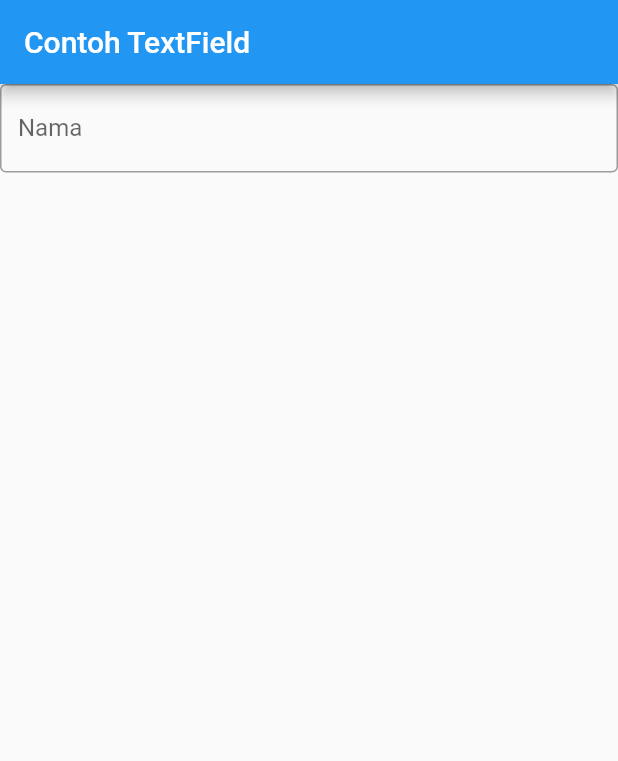
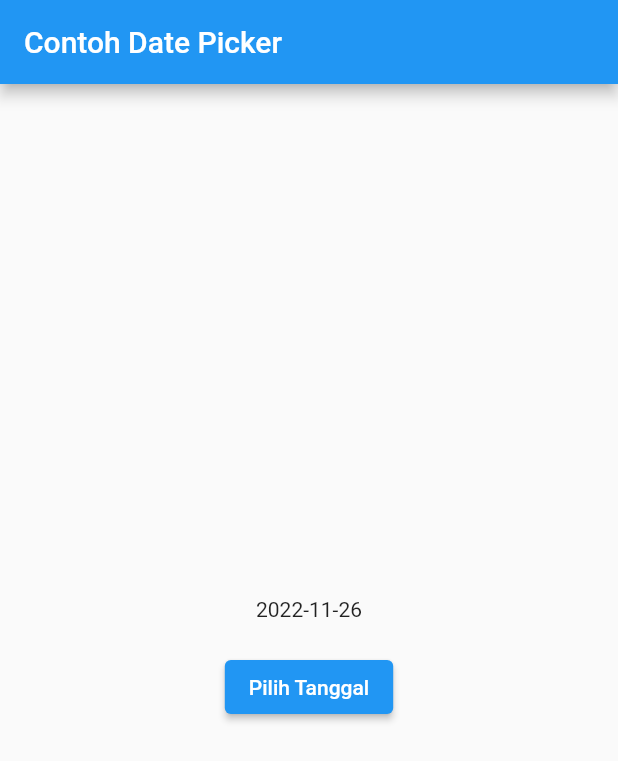
Before and after one commit to Acceleratorll/js02, a Flutter app: the screen it shows after launch, on a phone screen of 412 x 824 dp. Shown: the top 761 px of the screen. Run offline on Flutter 3.47's test engine with Material 2 defaults, Android fonts, the phone set to English and light mode, and no system bars.

Commit message:
Date and Time

```diff
--- a/lib/main.dart
+++ b/lib/main.dart
@@ -1,24 +1,66 @@
+import 'dart:async';
 import 'package:flutter/material.dart';
-import 'package:flutter/cupertino.dart';
 
-void main() {
-  runApp(const MyApp());
+void main() => runApp(const MyApp());
+
+class MyApp extends StatelessWidget {
+  const MyApp({Key? key}) : super(key: key);
+  @override
+  Widget build(BuildContext context) {
+    return const MaterialApp(
+      title: 'Contoh Date Picker',
+      home: MyHomePage(title: 'Contoh Date Picker'),
+    );
+  }
 }
 
-class MyApp extends StatelessWidget {
-  const MyApp({super.key});
-
+class MyHomePage extends StatefulWidget {
+  const MyHomePage({Key? key, required this.title}) : super(key: key);
+  final String title;
   @override
-  Widget build(BuildContext context) {
-    return MaterialApp(
-      home: Scaffold(
-        appBar: AppBar(title: const Text("Contoh TextField")),
-        body: const TextField(
-          obscureText: false,
-          decoration: InputDecoration(
-            border: OutlineInputBorder(),
-            labelText: 'Nama',
-          ),
+  _MyHomePageState createState() => _MyHomePageState();
+}
+class _MyHomePageState extends State<MyHomePage> {
+ // Variable/State untuk mengambil tanggal
+ DateTime selectedDate = DateTime.now();
+// Initial SelectDate FLutter
+ Future<void> _selectDate(BuildContext context) async {
+ // Initial DateTime FIinal Picked
+ final DateTime? picked = await showDatePicker(
+ context: context,
+ initialDate: selectedDate,
+ firstDate: DateTime(2015, 8),
+ lastDate: DateTime(2101));
+ if (picked != null && picked != selectedDate) {
+ setState(() {
+ selectedDate = picked;
+ });
+ }
+ }
+ @override
+ Widget build(BuildContext context) {
+ return Scaffold(
+ appBar: AppBar(
+ title: Text(widget.title),
+ ),
+ body: Center(
+ child: Column(
+ mainAxisSize: MainAxisSize.min,
+ children: <Widget>[
+ Text("${selectedDate.toLocal()}".split(' ')[0]),
+ const SizedBox(
+ height: 20.0,
+ ),
+ ElevatedButton(
+ onPressed: () => {
+ _selectDate(context),
+ // ignore: avoid_print
+ print(selectedDate.day + selectedDate.month +
+selectedDate.year)
+ },
+ child: const Text('Pilih Tanggal'),
+            ),
+          ],
         ),
       ),
     );
```
